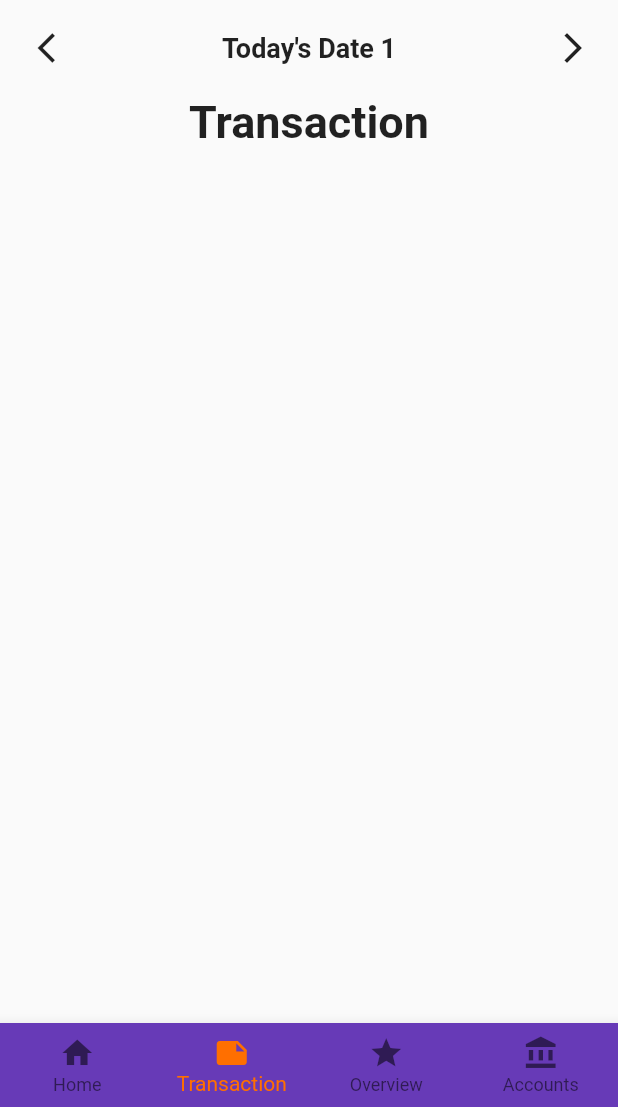
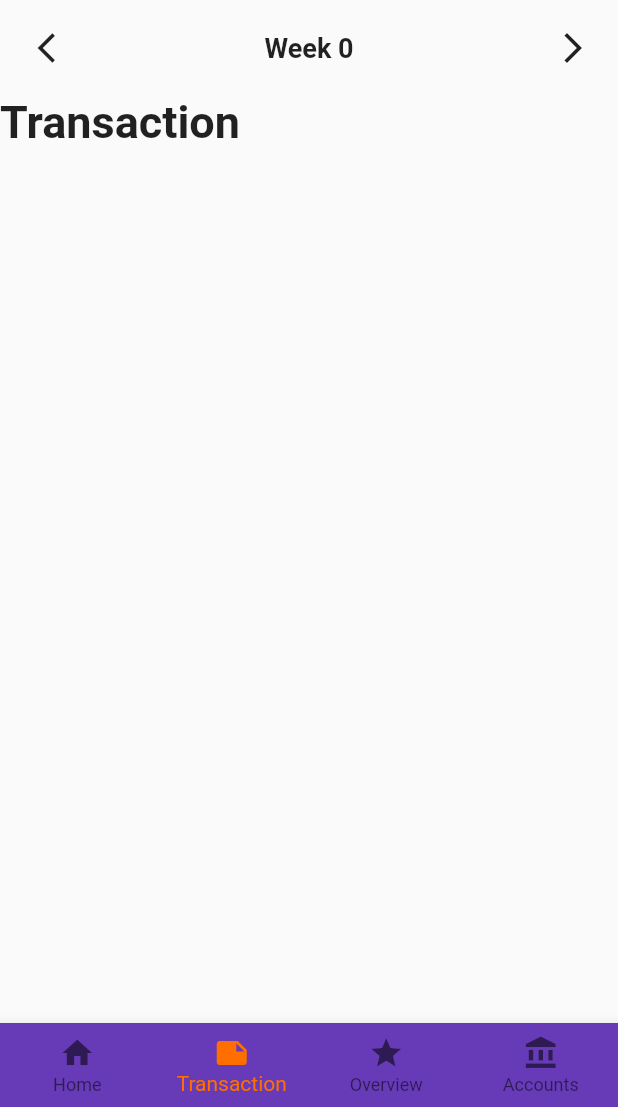
Before and after one commit to tahmidmozaffar/expense_tracker_flutter, a Flutter app: the screen it shows after launch, item 2 of the bottom bar chosen, after a tap on "Weekly", on a phone screen of 412 x 824 dp, the part 129-1236 px from its top. Run offline on Flutter 3.47's test engine with Material 2 defaults, Android fonts, the phone set to English and light mode, and no system bars; our stand-ins replace flutter_signin_button, flutter_svg.

Commit message:
Added pagerview in home screen

```diff
--- a/lib/screen/root.dart
+++ b/lib/screen/root.dart
@@ -15,54 +15,55 @@ class _RootState extends State<RootScreen> {
   int _selectedTab = 0;
   String _selectedScreen = "home_screen";
   int _selectedPeriod = 0;
-  String dateString = getDateString(0);
+  int _dateOffset = 0;
+  String dateString = getDateString(0, 0);
+
+  final PageController _controller = PageController(
+    initialPage: 0,
+  );
+
+  @override
+  void dispose() {
+    _controller.dispose();
+    super.dispose();
+  }
 
   static const TextStyle optionStyle =
       TextStyle(fontSize: 30, fontWeight: FontWeight.bold);
 
-  static const Map<String, Widget> _widgetOptions = {
-    "home_screen": HomeScreen(),
-    "categories_screen": CategoriesScreen(),
-    "scheduled_expense_screen": ScheduledExpenseScreen(),
-    "transaction_screen": Text(
+  static const pageViewWidgets = [
+    HomeScreen(),
+    Text(
       'Transaction',
       style: optionStyle,
     ),
-    "overview_screen": Text(
+    Text(
       'Overview',
       style: optionStyle,
     ),
-    "accounts_screen": Text(
+    Text(
       'Accounts',
       style: optionStyle,
-    ),
+    )
+  ];
+
+  static const Map<String, Widget> _widgetOptions = {
+    "categories_screen": CategoriesScreen(),
+    "scheduled_expense_screen": ScheduledExpenseScreen(),
   };
 
   void _onItemTapped(int index) {
     setState(() {
       _selectedTab = index;
-      switch (index) {
-        case 0:
-          _selectedScreen = "home_screen";
-          break;
-        case 1:
-          _selectedScreen = "transaction_screen";
-          break;
-        case 2:
-          _selectedScreen = "overview_screen";
-          break;
-        case 3:
-          _selectedScreen = "accounts_screen";
-          break;
-      }
+      _controller.animateToPage(index,
+          duration: const Duration(milliseconds: 300), curve: Curves.ease);
     });
   }
 
   @override
   Widget build(BuildContext context) {
-    bool shouldShowDateFilterButtons = _selectedScreen == "home_screen" ||
-        _selectedScreen == "transaction_screen" ||
-        _selectedScreen == "overview_screen";
+    bool shouldShowDateFilterButtons =
+        _selectedScreen == "home_screen" && _selectedTab != 3;
 
     return Scaffold(
         appBar: AppBar(),
@@ -78,7 +79,7 @@ class _RootState extends State<RootScreen> {
                 child: Text('Drawer Header'),
               ),
               ListTile(
-                leading: Icon(
+                leading: const Icon(
                   Icons.home,
                 ),
                 title: const Text('Home'),
@@ -86,11 +87,12 @@ class _RootState extends State<RootScreen> {
                   Navigator.pop(context);
                   setState(() {
                     _selectedScreen = "home_screen";
+                    _selectedTab = 0;
                   });
                 },
               ),
               ListTile(
-                leading: Icon(
+                leading: const Icon(
                   Icons.category_rounded,
                 ),
                 title: const Text('Categories'),
@@ -102,7 +104,7 @@ class _RootState extends State<RootScreen> {
                 },
               ),
               ListTile(
-                leading: Icon(
+                leading: const Icon(
                   Icons.timer,
                 ),
                 title: const Text('Scheduled Expense'),
@@ -121,15 +123,31 @@ class _RootState extends State<RootScreen> {
             if (shouldShowDateFilterButtons) ...[
               DateFilterButton(
                   selectedPeriod: _selectedPeriod,
+                  dateOffset: _dateOffset,
                   dateString: dateString,
-                  onPressed: (val) {
+                  onPressed: (selectedPeriod, dateOffset) {
                     setState(() {
-                      _selectedPeriod = val;
-                      dateString = getDateString(val);
+                      _selectedPeriod = selectedPeriod;
+                      _dateOffset = dateOffset;
+                      dateString = getDateString(selectedPeriod, dateOffset);
                     });
                   }),
             ],
+            if (_selectedScreen != "categories_screen" &&
+                _selectedScreen != "scheduled_expense_screen") ...[
+              Expanded(
+                  child: PageView(
+                controller: _controller,
+                onPageChanged: (index) {
+                  setState(() {
+                    _selectedTab = index;
+                  });
+                },
+                children: pageViewWidgets,
+              ))
+            ] else ...[
               _widgetOptions[_selectedScreen]!
+            ]
           ],
         ),
         bottomNavigationBar: (_selectedScreen != "categories_screen" &&
@@ -161,21 +179,17 @@ class _RootState extends State<RootScreen> {
             : null);
   }
 
-  static String getDateString(int selectedPeriod) {
+  static String getDateString(int selectedPeriod, int dateOffset) {
     switch (selectedPeriod) {
       case 1:
-        return "Today's Date 1";
+        return "Week $dateOffset";
       case 2:
-        return "Today's Date 2";
+        return "Month $dateOffset";
       case 3:
-        return "Today's Date 3";
-      case 10:
-        return "Previous Date";
-      case 20:
-        return "Next Date";
+        return "Year $dateOffset";
       case 0:
       default:
-        return "Today's Date 0";
+        return "Day $dateOffset";
     }
   }
 }
--- a/lib/widget/date_filter_button.dart
+++ b/lib/widget/date_filter_button.dart
@@ -4,12 +4,14 @@ import 'period_button.dart';
 
 class DateFilterButton extends StatelessWidget {
   final int selectedPeriod;
+  final int dateOffset;
   final String? dateString;
-  final Function(int) onPressed;
+  final Function(int, int) onPressed;
 
   const DateFilterButton(
       {Key? key,
       required this.selectedPeriod,
+      required this.dateOffset,
       required this.dateString,
       required this.onPressed})
       : super(key: key);
@@ -24,28 +26,28 @@ class DateFilterButton extends StatelessWidget {
               PeriodButton(
                 title: "Daily",
                 onPressed: () {
-                  onPressed(0);
+                  onPressed(0, 0);
                 },
                 isSelected: selectedPeriod == 0,
               ),
               PeriodButton(
                 title: "Weekly",
                 onPressed: () {
-                  onPressed(1);
+                  onPressed(1, 0);
                 },
                 isSelected: selectedPeriod == 1,
               ),
               PeriodButton(
                 title: "Monthly",
                 onPressed: () {
-                  onPressed(2);
+                  onPressed(2, 0);
                 },
                 isSelected: selectedPeriod == 2,
               ),
               PeriodButton(
                 title: "Yearly",
                 onPressed: () {
-                  onPressed(3);
+                  onPressed(3, 0);
                 },
                 isSelected: selectedPeriod == 3,
               ),
@@ -57,11 +59,12 @@ class DateFilterButton extends StatelessWidget {
             children: [
               InkWell(
                   onTap: () {
-                    onPressed(10);
+                    onPressed(selectedPeriod,
+                        dateOffset > 0 ? dateOffset - 1 : dateOffset);
                   },
                   child: const Padding(
-                    padding: EdgeInsets.only(
-                        left: 10, right: 0, top: 5, bottom: 5),
+                    padding:
+                        EdgeInsets.only(left: 10, right: 0, top: 5, bottom: 5),
                     child: Icon(Icons.arrow_back_ios),
                   )),
               Text(dateString!,
@@ -69,7 +72,7 @@ class DateFilterButton extends StatelessWidget {
                       fontSize: 18.0, fontWeight: FontWeight.bold)),
               InkWell(
                 onTap: () {
-                  onPressed(20);
+                  onPressed(selectedPeriod, dateOffset + 1);
                 },
                 child: const Padding(
                   padding:
```
Lines whose indentation alone changed are shown as unchanged.
